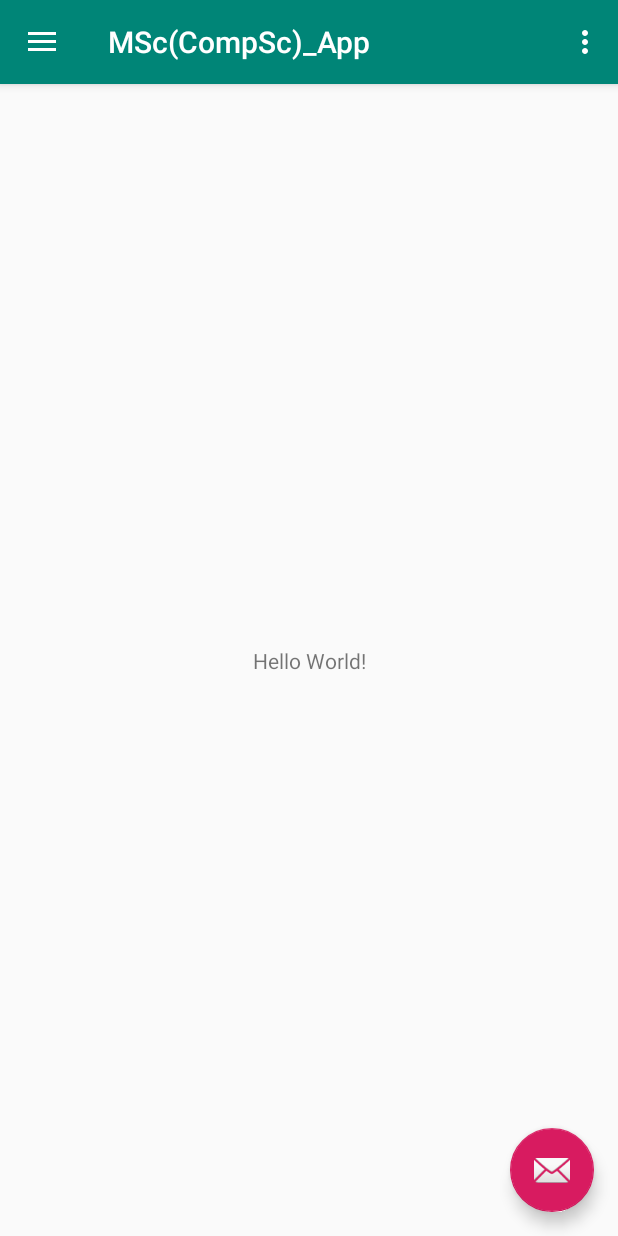
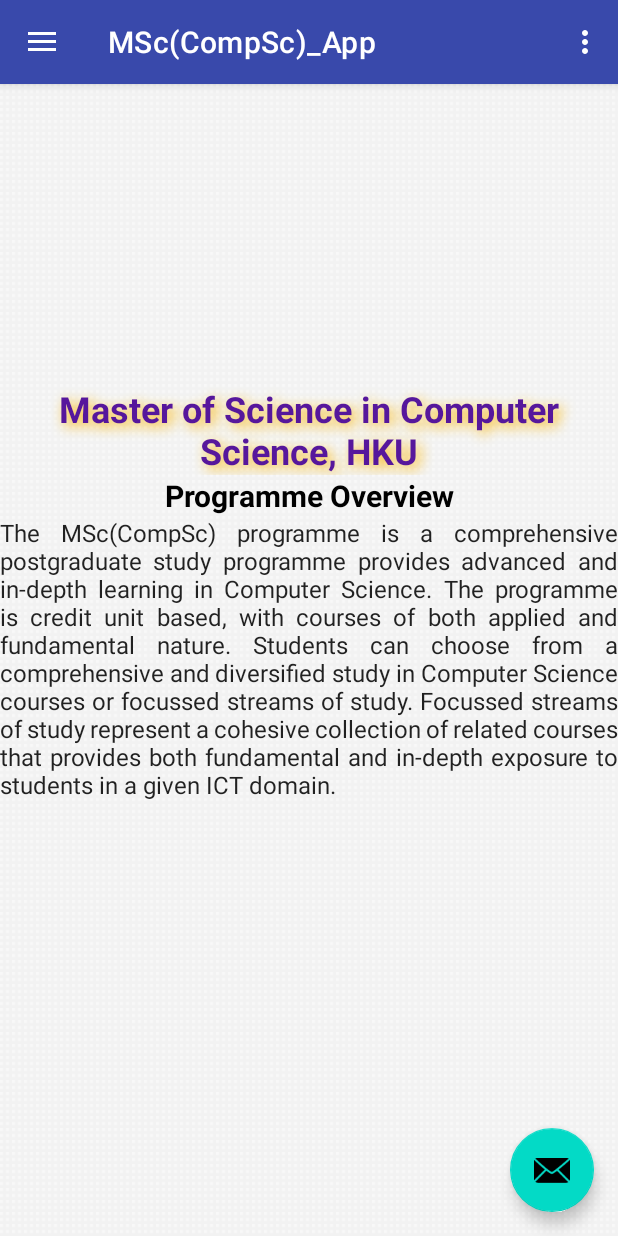
Before and after one commit to hadipash/MScAPP, an Android app: the screen it shows after launch (MainActivity), on a phone screen of 412 x 824 dp. Run offline under Robolectric (Android 15) with nearby library versions, the phone set to English and light mode, and no system bars.

Commit message:
adjust theme to the website

```diff
--- /dev/null
+++ b/app/src/main/res/drawable/app_background.xml
@@ -0,0 +1,4 @@
+<?xml version="1.0" encoding="utf-8"?>
+<bitmap xmlns:android="http://schemas.android.com/apk/res/android"
+    android:src="@drawable/background"
+    android:tileMode="repeat" />
--- a/app/src/main/res/layout/app_bar_main.xml
+++ b/app/src/main/res/layout/app_bar_main.xml
@@ -1,5 +1,6 @@
 <?xml version="1.0" encoding="utf-8"?>
-<androidx.coordinatorlayout.widget.CoordinatorLayout xmlns:android="http://schemas.android.com/apk/res/android"
+<androidx.coordinatorlayout.widget.CoordinatorLayout
+    xmlns:android="http://schemas.android.com/apk/res/android"
     xmlns:app="http://schemas.android.com/apk/res-auto"
     xmlns:tools="http://schemas.android.com/tools"
     android:layout_width="match_parent"
--- a/app/src/main/res/layout/content_main.xml
+++ b/app/src/main/res/layout/content_main.xml
@@ -1,5 +1,6 @@
 <?xml version="1.0" encoding="utf-8"?>
-<androidx.constraintlayout.widget.ConstraintLayout xmlns:android="http://schemas.android.com/apk/res/android"
+<ScrollView
+    xmlns:android="http://schemas.android.com/apk/res/android"
     xmlns:app="http://schemas.android.com/apk/res-auto"
     xmlns:tools="http://schemas.android.com/tools"
     android:layout_width="match_parent"
@@ -8,13 +9,56 @@
     tools:context=".MainActivity"
     tools:showIn="@layout/app_bar_main">
 
-    <TextView
-        android:layout_width="wrap_content"
+    <LinearLayout
+        android:layout_width="match_parent"
         android:layout_height="wrap_content"
-        android:text="Hello World!"
-        app:layout_constraintBottom_toBottomOf="parent"
-        app:layout_constraintLeft_toLeftOf="parent"
-        app:layout_constraintRight_toRightOf="parent"
-        app:layout_constraintTop_toTopOf="parent" />
+        android:orientation="vertical">
 
-</androidx.constraintlayout.widget.ConstraintLayout>
+        <androidx.viewpager.widget.ViewPager
+            android:id="@+id/header_slider"
+            android:layout_width="match_parent"
+            android:layout_height="200dp" />
+
+        <LinearLayout
+            android:layout_width="match_parent"
+            android:layout_height="wrap_content"
+            android:orientation="vertical">
+
+            <TextView
+                android:layout_width="match_parent"
+                android:layout_height="wrap_content"
+                android:text="@string/msc_hku"
+                android:textSize="24sp"
+                android:textStyle="bold"
+                android:textColor="#56179C"
+                android:shadowColor="#FAB80E"
+                android:shadowRadius="10"
+                android:shadowDx="4"
+                android:shadowDy="4"
+                android:textAlignment="center" />
+
+            <TextView
+                android:layout_width="match_parent"
+                android:layout_height="wrap_content"
+                android:text="@string/prog_over"
+                android:textColor="#000000"
+                android:textStyle="bold"
+                android:textSize="20sp"
+                android:textAlignment="center"/>
+
+            <TextView
+                android:id="@+id/prog_over_brief"
+                android:layout_width="match_parent"
+                android:layout_height="wrap_content"
+                android:text="The MSc(CompSc) programme is a comprehensive postgraduate study programme provides advanced and in-depth learning in Computer Science. The programme is credit unit based, with courses of both applied and fundamental nature. Students can choose from a comprehensive and diversified study in Computer Science courses or focussed streams of study. Focussed streams of study represent a cohesive collection of related courses that provides both fundamental and in-depth exposure to students in a given ICT domain."
+                android:textColor="#dd000000"
+                android:textSize="16sp"
+                android:justificationMode="inter_word"
+                tools:targetApi="o" />
+
+        </LinearLayout>
+
+
+    </LinearLayout>
+
+</ScrollView>
--- a/app/src/main/res/values/colors.xml
+++ b/app/src/main/res/values/colors.xml
@@ -1,6 +1,6 @@
 <?xml version="1.0" encoding="utf-8"?>
 <resources>
-    <color name="colorPrimary">#008577</color>
-    <color name="colorPrimaryDark">#00574B</color>
-    <color name="colorAccent">#D81B60</color>
+    <color name="colorPrimary">#3949AB</color>
+    <color name="colorPrimaryDark">#2234ab</color>
+    <color name="colorAccent">#ff9800</color>
 </resources>
--- a/app/src/main/res/values/strings.xml
+++ b/app/src/main/res/values/strings.xml
@@ -6,4 +6,6 @@
     <string name="nav_header_subtitle">android.studio@android.com</string>
     <string name="nav_header_desc">Navigation header</string>
     <string name="action_settings">Settings</string>
+    <string name="msc_hku">Master of Science in Computer Science, HKU</string>
+    <string name="prog_over">Programme Overview</string>
 </resources>
--- a/app/src/main/res/values/styles.xml
+++ b/app/src/main/res/values/styles.xml
@@ -1,11 +1,12 @@
 <resources>
 
     <!-- Base application theme. -->
-    <style name="AppTheme" parent="Theme.AppCompat.Light.DarkActionBar">
+    <style name="AppTheme" parent="Theme.MaterialComponents.Light.DarkActionBar">
         <!-- Customize your theme here. -->
         <item name="colorPrimary">@color/colorPrimary</item>
         <item name="colorPrimaryDark">@color/colorPrimaryDark</item>
         <item name="colorAccent">@color/colorAccent</item>
+        <item name="android:windowBackground">@drawable/app_background</item>
     </style>
 
     <style name="AppTheme.NoActionBar">
```
Also changed, not shown: app/src/main/res/drawable/background.gif (added), app/src/main/res/drawable/slider1.jpg (added).
